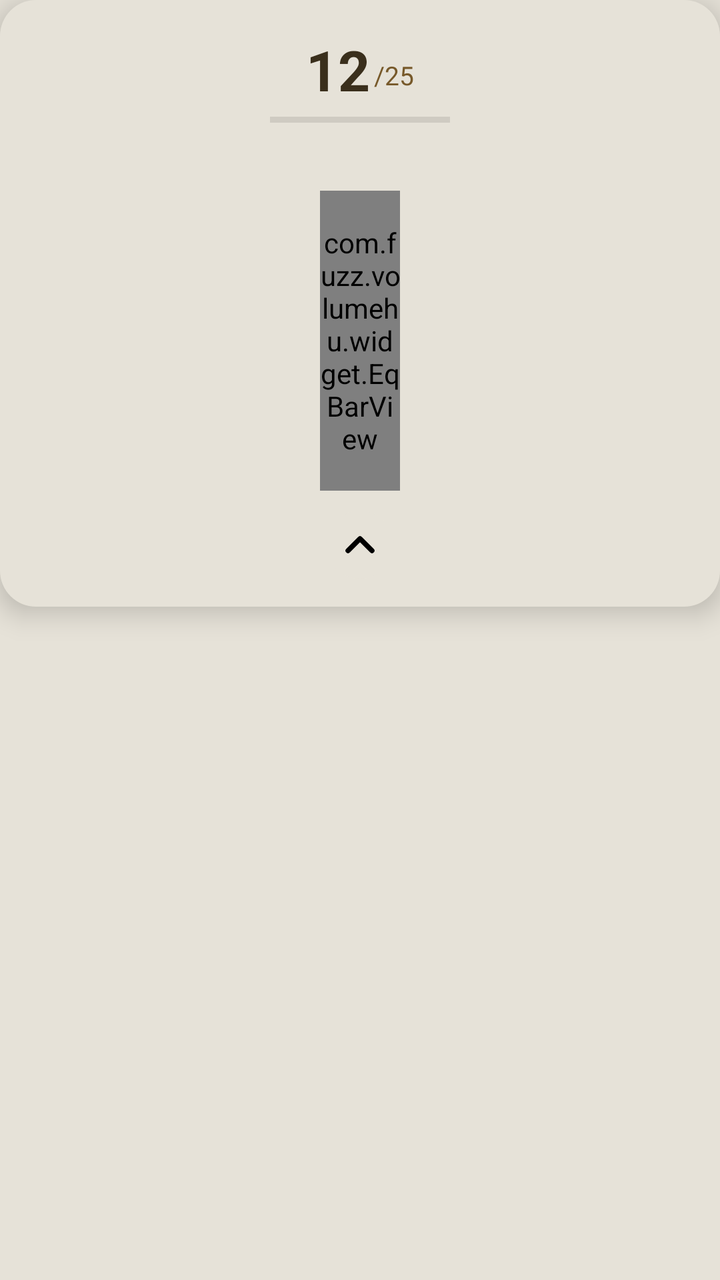
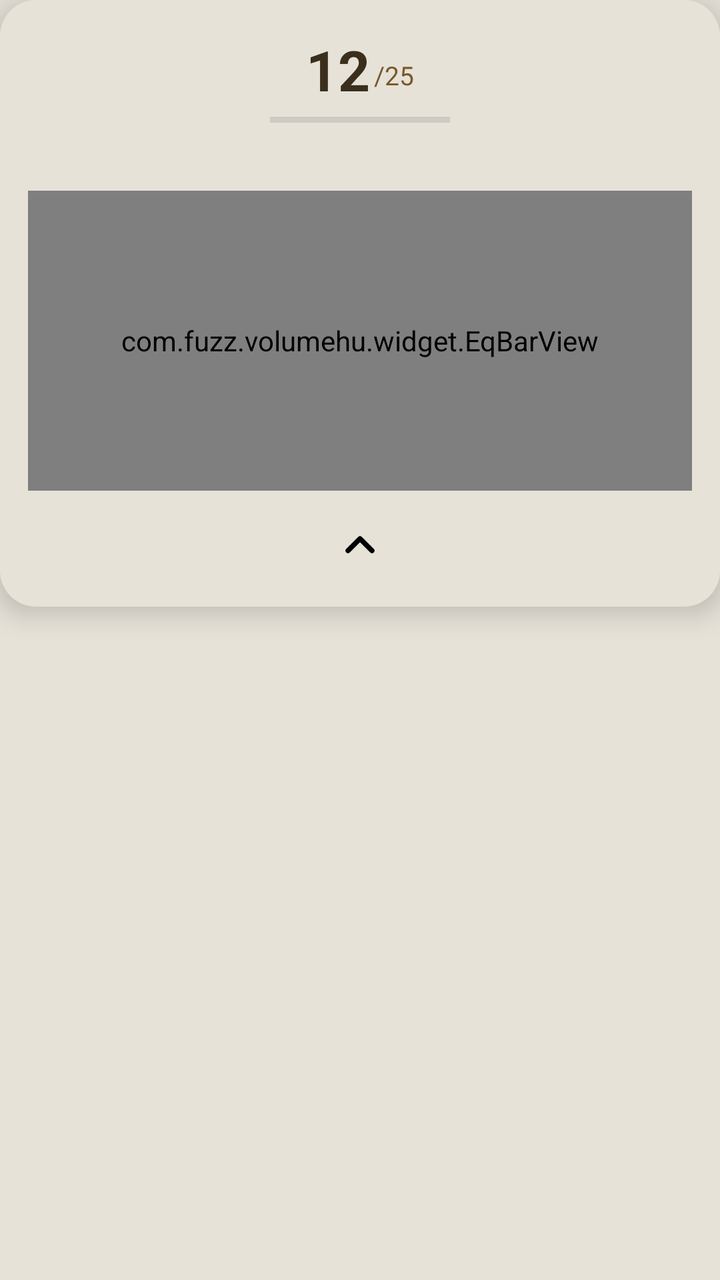

An Android layout rendered at two revisions. The XML below is the earlier revision; the diff shows what the commit changed to produce the second picture.
<!-- AndroidManifest.xml: application theme AppTheme -->
<!-- res/layout/overlay_panel.xml -->
<?xml version="1.0" encoding="utf-8"?>
<FrameLayout xmlns:android="http://schemas.android.com/apk/res/android"
    android:layout_width="150dp"
    android:layout_height="wrap_content">

    <LinearLayout
        android:id="@+id/panelCard"
        android:layout_width="match_parent"
        android:layout_height="wrap_content"
        android:orientation="vertical"
        android:elevation="8dp"
        android:background="@drawable/bg_panel_card"
        android:padding="14dp"
        android:gravity="center_horizontal">

        
        <LinearLayout
            android:id="@+id/readoutRow"
            android:layout_width="wrap_content"
            android:layout_height="wrap_content"
            android:orientation="vertical"
            android:gravity="center_horizontal"
            android:paddingTop="2dp"
            android:paddingBottom="6dp">

            <LinearLayout
                android:layout_width="wrap_content"
                android:layout_height="wrap_content"
                android:orientation="horizontal"
                android:gravity="bottom">

                <TextView
                    android:id="@+id/volNum"
                    android:layout_width="wrap_content"
                    android:layout_height="wrap_content"
                    android:text="12"
                    android:textColor="@color/ink"
                    android:textSize="28sp"
                    android:textStyle="bold" />

                <TextView
                    android:id="@+id/volMax"
                    android:layout_width="wrap_content"
                    android:layout_height="wrap_content"
                    android:layout_marginStart="2dp"
                    android:layout_marginBottom="3dp"
                    android:text="/25"
                    android:textColor="@color/ink_dim"
                    android:textSize="13sp" />
            </LinearLayout>

            <FrameLayout
                android:id="@+id/holdProgressTrack"
                android:layout_width="90dp"
                android:layout_height="3dp"
                android:layout_marginTop="5dp"
                android:background="#1A000000">

                <View
                    android:id="@+id/holdProgressFill"
                    android:layout_width="match_parent"
                    android:layout_height="match_parent"
                    android:background="@color/accent"
                    android:scaleX="0" />
            </FrameLayout>
            
        </LinearLayout>

        
        <ImageButton
            android:id="@+id/nudgeBtn"
            android:layout_width="30dp"
            android:layout_height="24dp"
            android:layout_marginBottom="4dp"
            android:background="@drawable/bg_small_button"
            android:src="@drawable/ic_chevron"
            android:scaleType="centerInside"
            android:contentDescription="Push past 20"
            android:visibility="invisible" />

        <com.fuzz.volumehu.widget.EqBarView
            android:id="@+id/eqBar"
            android:layout_width="40dp"
            android:layout_height="150dp" />

        
        <ImageButton
            android:id="@+id/collapseBtn"
            android:layout_width="34dp"
            android:layout_height="34dp"
            android:layout_marginTop="10dp"
            android:background="@drawable/bg_small_button"
            android:src="@drawable/ic_chevron"
            android:scaleType="centerInside"
            android:contentDescription="Collapse panel" />
    </LinearLayout>

</FrameLayout>
<!-- resources referenced by this layout -->
<resources>
  <color name="accent">#B3691F</color>
  <color name="ink">#3A2F1C</color>
  <color name="ink_dim">#77592A</color>
  <!-- drawable bg_panel_card (drawable) -->
  <?xml version="1.0" encoding="utf-8"?>
  <shape xmlns:android="http://schemas.android.com/apk/res/android" android:shape="rectangle">
      <solid android:color="@color/cream" />
      <corners android:radius="18dp" />
  </shape>
  <!-- drawable bg_small_button (drawable) -->
  <?xml version="1.0" encoding="utf-8"?>
  <shape xmlns:android="http://schemas.android.com/apk/res/android" android:shape="rectangle">
      <solid android:color="@color/cream" />
      <corners android:radius="999dp" />
  </shape>
  <!-- drawable ic_chevron (drawable) -->
  <vector xmlns:android="http://schemas.android.com/apk/res/android"
      android:width="24dp"
      android:height="24dp"
      android:viewportWidth="24"
      android:viewportHeight="24">
      <path
          android:strokeColor="#FF000000"
          android:strokeWidth="2.5"
          android:strokeLineCap="round"
          android:strokeLineJoin="round"
          android:pathData="M6,15l6,-6l6,6" />
  </vector>
  <style name="AppTheme" parent="Theme.AppCompat.DayNight.NoActionBar">
          <item name="colorPrimary">@color/accent</item>
          <item name="colorPrimaryDark">@color/ink</item>
          <item name="colorAccent">@color/accent</item>
          <item name="android:windowBackground">@color/cream</item>
      </style>
  <color name="cream">#E6E2D8</color>
</resources>

<!-- the commit's change to res/layout/overlay_panel.xml (unified diff, before → after) -->
@@ -78,9 +78,10 @@
             android:contentDescription="Push past 20"
             android:visibility="invisible" />
 
+        
         <com.fuzz.volumehu.widget.EqBarView
             android:id="@+id/eqBar"
-            android:layout_width="40dp"
+            android:layout_width="match_parent"
             android:layout_height="150dp" />
 
         
